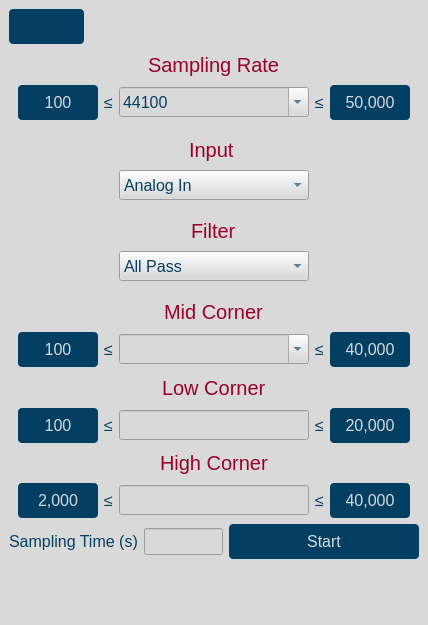
This is gui/qtdesigner/BasicOperation.ui in wyattduber/CyDAQ as Qt 5 draws it before an edit. The edited form follows.
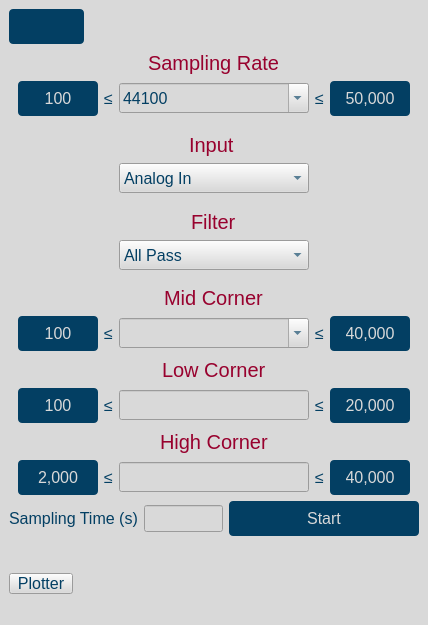
This is the edited form. Icons and pictures are not drawn.

Patch:
```diff
--- a/gui/qtdesigner/BasicOperation.ui
+++ b/gui/qtdesigner/BasicOperation.ui
@@ -777,6 +777,19 @@
       </property>
      </widget>
     </item>
+    <item>
+     <widget class="QToolButton" name="plotter_btn">
+      <property name="maximumSize">
+       <size>
+        <width>16777215</width>
+        <height>21</height>
+       </size>
+      </property>
+      <property name="text">
+       <string>Plotter</string>
+      </property>
+     </widget>
+    </item>
    </layout>
   </widget>
   <widget class="QStatusBar" name="statusbar"/>
```
